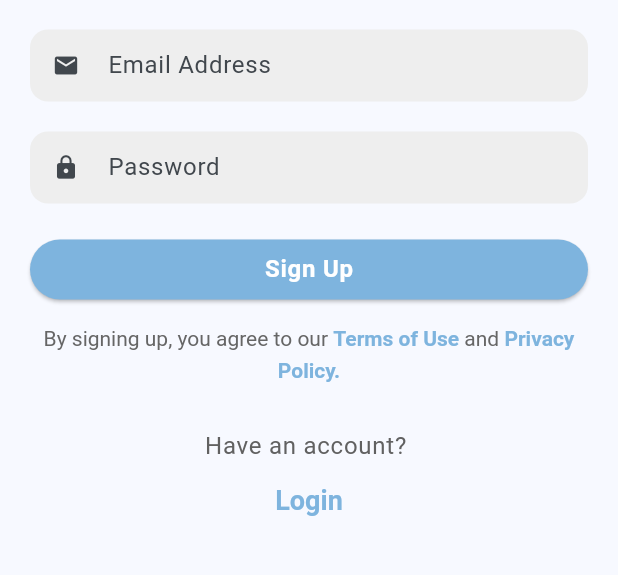
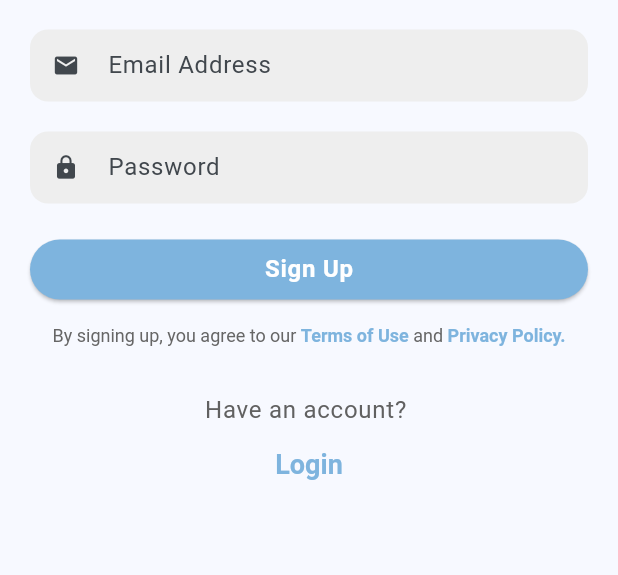
Before and after one commit to nur-hidayati/focusnest, a Flutter app: the screen it shows after launch, on a phone screen of 412 x 824 dp, the part 263-838 px from its top. Run offline on Flutter 3.47's test engine with Material 3 defaults, Android fonts, the phone set to English and light mode, and no system bars; our stand-ins replace awesome_notifications, cloud_firestore, drift, firebase_auth, firebase_core, flutter_native_splash and 10 more; missing offline and left inert: sqlite3; accounts and stored records are empty; generated files the repository leaves out were written again.

Commit message:
change policy font size

```diff
--- a/lib/src/features/authentication/presentation/auth_screen.dart
+++ b/lib/src/features/authentication/presentation/auth_screen.dart
@@ -198,6 +198,7 @@ class _AuthFormContentsState extends ConsumerState<AuthFormContents>
                 style: const TextStyle(
                   color: AppColor.greyColor,
                   height: 1.5,
+                  fontSize: 12,
                 ),
                 children: [
                   _linkTextSpan('Terms of Use',
```
